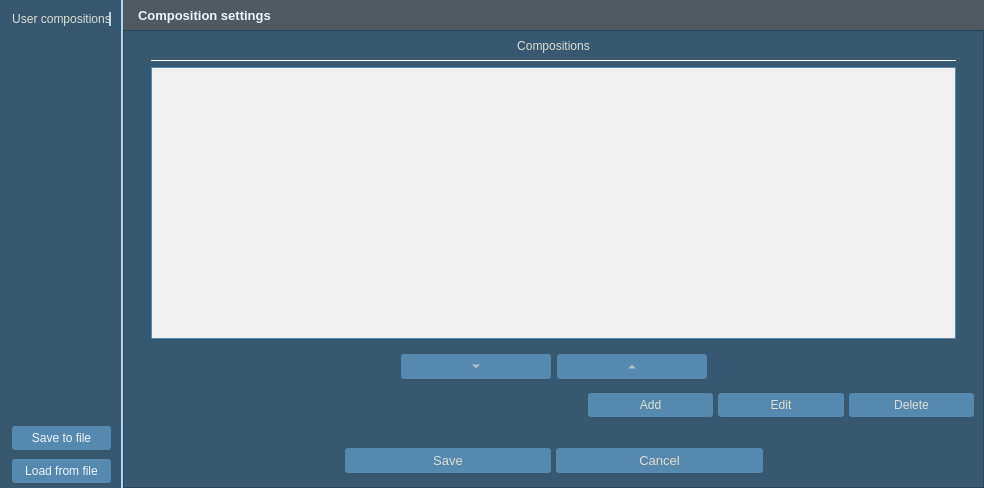
Old version of the form Kompozycje/dodaj_kompozycje.ui in the repository GIAPspzoo/GIAP_PolaMap_lite.
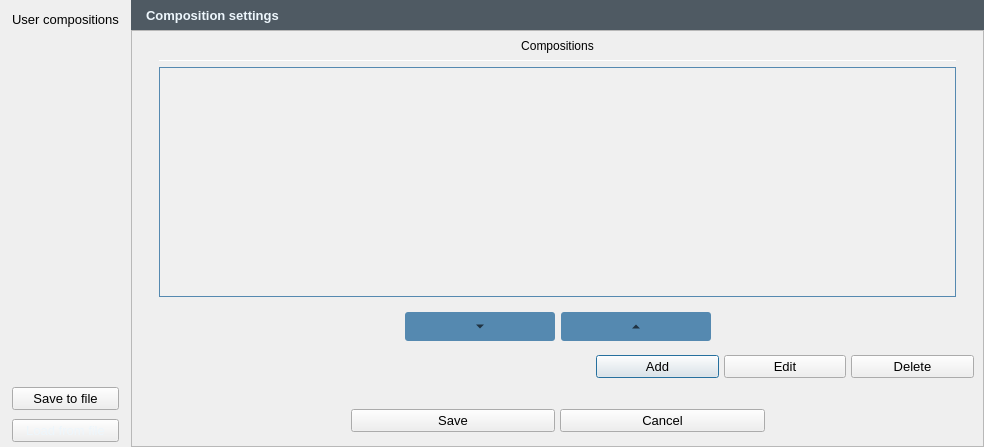
New version of the form. Icons and pictures are not drawn.

Patch:
```diff
--- a/Kompozycje/dodaj_kompozycje.ui
+++ b/Kompozycje/dodaj_kompozycje.ui
@@ -13,7 +13,7 @@
     <x>0</x>
     <y>0</y>
     <width>984</width>
-    <height>488</height>
+    <height>447</height>
    </rect>
   </property>
   <property name="sizePolicy">
@@ -39,405 +39,7 @@
     <normaloff>:/plugins/GIAP-giap_layout/icons/giap_logo.png</normaloff>:/plugins/GIAP-giap_layout/icons/giap_logo.png</iconset>
   </property>
   <property name="styleSheet">
-   <string notr="true">* {
-background-color: #365871;
-color:#E0DECF;
-font: 10pt &quot;Segoe UI&quot;;
-}
-QLabel{
-font: 10pt &quot;Segoe UI&quot;;
-color:#E0DECF;
-height: 35px;
-}
-QCheckBox::indicator {
-  width: 13px;
-    height: 13px;
-border: 0px solid #E0DECF;
-}
-QCheckBox::indicator:checked {
- image: url(:/plugins/GIAP-PolaMap/icons/checked.png);
-  width: 13px;
-    height: 13px;
-}
-QCheckBox::indicator:unchecked {
- image: url(:/plugins/GIAP-PolaMap/icons/unchecked.png);
-  width: 13px;
-    height: 13px;
-}
-
-QScrollBar:horizontal {
-    height: 15px;
-}
-QScrollBar::handle:horizontal {
-    background: #5589B0;
-    border-radius: 5px;
-    width: 10px;
-    margin: 2px 0 2px 0;
-}
-QScrollBar::add-line:horizontal, QScrollBar::sub-line:horizontal  {
-    border: 1px solid transparent;
-    background: transparent;
-    width: 12px;
-}
- QScrollBar:vertical {
-     width: 15px;
- }
- QScrollBar::handle:vertical {
-     background: #5589B0;
-     height: 10px;
-     border-radius: 5px;
-         margin: 0px 2px 0px 2px;
- }
- QScrollBar::add-line:vertical{
-    border: 1px solid transparent;
-     background: transparent;
-     height: 12px;
- }
-
- QScrollBar::sub-line:vertical {
-      border: 1px solid transparent;
-     background: transparent;
-     height: 12px;
- }
-
-QAbstractScrollArea::corner {
- border: 1px solid transparent;
-width: 0px; 
-height: 0px;
-}
-
-QPushButton {
-padding: 5px;
-}
-
-QLineEdit, QTextEdit{
-border: 1px solid;
-border-radius:3px;
-border-color: #263c4e;
-background-color: #263c4e;
-}
-
-QLineEdit:focus{
-border: solid;
-border-style: solid;
-border-width: 1px;
-border-color: #E0DECF;
-}
-
-QPushButton {
-border: none;
-border-width: 1px;
-border-radius:3px;
-background-color: #5589B0;
-}
-QPushButton:checked {
-background-color: #5589B0;
-border: solid;
-border-width: 1px;
-border-color: #5589B0;
-}
-
-QPushButton:pressed {
-background-color: #5589B0;
-border: solid;
-border-width: 1px;
-border-color:#5589B0;
-}
-QPushButton:hover {
-background-color: #5589B0;
-border-radius: 3px;
-border: solid;
-border-style: solid;
-border-width: 1px;
-border-color: #E0DECF;
-}
-
-QToolButton {
-border: none;
-border-width: 1px;
-border-radius:3px;
-background-color: #5589B0;
-}
-
-QToolButton:checked {
-background-color: #5589B0;
-border: solid;
-border-width: 1px;
-border-color: #5589B0;
-}
-QToolButton:hover {
-background-color: #5589B0;
-border-radius: 3px;
-border: solid;
-border-style: solid;
-border-width: 1px;
-border-color: #E0DECF;
-}
-
-
-QToolButton:pressed {
-background-color: #5589B0;
-border: solid;
-border-width: 1px;
-border-color:#5589B0;
-}
-
-QToolButton::menu, QToolButton::menu-button {
-background-color: #263C4E;
-border: solid;
-border-width: 1px;
-border-color: #5589B0;
-}
-
-QMenu::item:selected {
-background-color:  #5589B0;
-}
-
-
-QComboBox:editable {
-border: 0px solid #5589B0;
-border-radius: 3px;
-background-color: #263c4e;
-padding: 0px 0px 0px 3px;
-}
-
-QComboBox:editable:focus{
-border: solid;
-border-style: solid;
-border-width: 1px;
-border-color: #E0DECF;
-}
-
-QComboBox:!editable {
-border: 0px solid #5589B0;
-border-radius: 3px;
-background-color: #263c4e;
-padding:0px 3px 0px 3px;
-}
-
-QComboBox:!editable:on {
-background-color: #263c4e;
-border: solid;
-border-width: 1px;
-border-color: #365871;
-padding:0px 5px 0px 3px;
-}
-
-QComboBox::drop-down {
-border-left: solid;
-border-width: 0px;
-background-color: #263c4e;
-border-radius: 3px;
-}
-QComboBox::drop-down:editable:on {
-background-color:#263c4e;
-border: solid;
-border-width: 1px;
-border-color: #263c4e;
-}
-
-QComboBox::drop-down:!editable:on {
-background-color: #263c4e;
-}
-
-QComboBox::down-arrow {
-        image:  url(:/plugins/GIAP-PolaMap/icons/branch-open.png);
-    width: 18px;
-    height: 28px;
-}
-
-QComboBox::down-arrow:hover, QComboBox::down-arrow:pressed{
-border: solid;
-border-width: 0px;
-border-color: #E0DECF;
-border-radius: 3px;
-margin:0px 3px 0px -1px;
-}
-
-QToolTip {
-color:white;
-	font: 9pt &quot;Segoe UI&quot;;
-font-weight: normal;
-border-style: double;
-border: 0.1rem;
-border-radius: 0.3rem;
-background-color:#4F5A63;
-}
-
-Line {
-color: qlineargradient(spread:pad, x1:0, y1:1, x2:0, y2:0, stop:0 rgba(65, 97, 124, 255), stop:1 rgba(90, 135, 172, 255));
-}
-
-QTabBar::tab {
-border-top-left-radius: 3px;
-border-top-right-radius: 3px;
-padding:1px 0px 1px 0px;
-margin-top: 2px;
-color: #E0DECF;
-font-weight: 550;
-}
-
-QTabBar::tab:selected {
-border: 0rem solid;
-border-color:#5589B0;
-margin-bottom: 2px;
-border-bottom: 2px solid #E0DECF;
-font-weight: 650;
-color: #E0DECF;
-}
-QTabBar::tab:hover {
-border: 0rem solid;
-background: transparent;
-margin-bottom: 2px;
-border-bottom: 2px solid #E0DECF;
-font-weight: 650;
-}
-
-QTabBar::tab:!selected {
-border: 0rem solid;
-background: transparent;
-margin-bottom: 2px;
-border-bottom: 2px solid transparent;
-font-weight: 550;
-color: #B3B2A6;
-}
-QTabBar::tab:!selected:hover {
-border: 0rem solid;
-background: transparent;
-margin-bottom: 2px;
-border-bottom: 2px solid #E0DECF;
-font-weight: 550;
-color: #B3B2A6;
-}
-
-QTabBar::tab:last:!selected {
-margin-right: 1px;
-}
-
-QTabWidget::pane {
-border-top:1px solid #B3B2A6;
-border-bottom: 0px solid #B3B2A6;
-}
-
-QTabWidget::tab-bar {
-left: 5px;
-right: 5px;
-}
-
-QTreeView {
-    border: 0rem solid;
-    border-color: #5589B0;
-    margin: 0.2rem;
-   show-decoration-selected: 1;
-}
-
-QTreeView::item,
-QTreeView::branch {
-    color: black;
-     padding:2px;
-}
-
-QTreeView:branch:hover,
-QTreeView:item:hover
-{
-    background-color: #5589B0;
-    color: white;
-}
-
-QTreeView:branch:selected,
-QTreeView:item:selected
-{
-    background-color: #5589B0;
-    color: white;
-}
-
-QTreeView::branch:has-children:!has-siblings:closed,
-QTreeView::branch:closed:has-children:has-siblings {
-        border-image: none;
-        image: url(:/plugins/GIAP-PolaMap/icons/branch-closed.png);
-}
-
-QTreeView::branch:open:has-children:!has-siblings,
-QTreeView::branch:open:has-children:has-siblings  {
-        border-image: none;
-        image:  url(:/plugins/GIAP-PolaMap/icons/branch-open.png);
-}
-
-QProgressBar {
-    border: 0.2rem solid #365871;
-    background-color: #365871;
-    border-radius: 0.3rem;
-    text-align: center;
-    color: white;
-}
-
-QProgressBar::chunk {
-    background-color: #5589B0;
-}
-QSpinBox, QDoubleSpinBox,
-QSpinBox:editable,
-QSpinBox:hover,
-QSpinBox:pressed,
-QDoubleSpinBox:editable,
-QDoubleSpinBox:hover,
-QDoubleSpinBox:pressed {
-    border: 0.1rem solid;
-    border-radius: 0.3rem;
-    border-color: #263c4e;
-background-color: #263c4e;
-}
-QSpinBox:focus, QDoubleSpinBox:focus {
-border-style: solid;
-border-width: 0rem;
-border-color: #E0DECF;
-}
-QSpinBox:disabled, QDoubleSpinBox:disabled {
-  border: none;
-  border-bottom: 0.1rem solid #263c4e;
-  border-radius: 0;
-  background: #263c4e;
-  color: #000000;
-}
-QSpinBox::up-button, QDoubleSpinBox::up-button{
-  subcontrol-origin: border;
-  subcontrol-position: top right;
-  border: 0rem solid white;
-  border-radius: 3;
-  background: #263c4e;
-}
-QSpinBox::down-button, QDoubleSpinBox::down-button {
-  subcontrol-origin: border;
-  subcontrol-position: bottom right;
-  border: 0rem solid white;
-  border-radius: 3;
-  background: #263c4e;
-}
-QSpinBox::down-button:hover, QDoubleSpinBox::down-button:hover, QSpinBox::up-button:hover, QDoubleSpinBox::up-button:hover {
-border: solid;
-border-width: 0.1rem;
-border-color: #E0DECF;
-}
-QSpinBox::up-arrow,QDoubleSpinBox::up-arrow {
-  image: url(:/plugins/GIAP-PolaMap/icons/spinup.png);
-    width: 18px;
-    height: 18px;
-}
-QSpinBox::up-arrow:disabled,
-QSpinBox::up-arrow:off {
-  image: none;
-}
-QSpinBox::down-arrow, QDoubleSpinBox::down-arrow {
-  image: url(:/plugins/GIAP-PolaMap/icons/spindown.png);
-    width: 18px;
-    height: 18px;
-}
-QSpinBox::down-arrow:disabled,
-QSpinBox::down-arrow:off,
- QDoubleSpinBox::down-arrow:disabled,
-QDoubleSpinBox::down-arrow:off{
-  image: none;
-}
-</string>
+   <string notr="true"/>
   </property>
   <property name="locale">
    <locale language="English" country="UnitedKingdom"/>
@@ -809,7 +411,32 @@
                      </size>
                     </property>
                     <property name="styleSheet">
-                     <string notr="true"/>
+                     <string notr="true">QToolButton {
+padding: 5px;
+border: none;
+border-width: 1px;
+border-radius: 3px;
+background-color: #5589B0;
+}
+QToolButton:checked {
+background-color: #5589B0;
+border: solid;
+border-width: 1px;
+border-color: #5589B0;
+}
+
+QToolButton:disabled  {
+background-color: #465A68;
+color: #7E7F81;
+}
+
+QToolButton:hover {
+background-color: #5589B0;
+border-radius: 3px;
+border: solid;
+border-width: 1px;
+border-color: #E0DECF;
+}</string>
                     </property>
                     <property name="text">
                      <string>...</string>
@@ -831,7 +458,32 @@
                      <bool>false</bool>
                     </property>
                     <property name="styleSheet">
-                     <string notr="true"/>
+                     <string notr="true">QToolButton {
+padding: 5px;
+border: none;
+border-width: 1px;
+border-radius: 3px;
+background-color: #5589B0;
+}
+QToolButton:checked {
+background-color: #5589B0;
+border: solid;
+border-width: 1px;
+border-color: #5589B0;
+}
+
+QToolButton:disabled  {
+background-color: #465A68;
+color: #7E7F81;
+}
+
+QToolButton:hover {
+background-color: #5589B0;
+border-radius: 3px;
+border: solid;
+border-width: 1px;
+border-color: #E0DECF;
+}</string>
                     </property>
                     <property name="text">
                      <string>...</string>
@@ -992,16 +644,7 @@
       </font>
      </property>
      <property name="styleSheet">
-      <string notr="true">
-* {
-	color: #EDF6FC;
-}
-
-QFrame {
-	border-right: 2px solid #b7d3e8;
-}
-
-</string>
+      <string notr="true"/>
      </property>
      <layout class="QVBoxLayout" name="verticalLayout">
       <property name="spacing">
@@ -1022,11 +665,7 @@
       <item>
        <widget class="QLabel" name="pushButton_side">
         <property name="styleSheet">
-         <string notr="true">QLabel{
-font: 10pt &quot;Segoe UI&quot;;
-color:#E0DECF;
-height: 35px;
-}</string>
+         <string notr="true"/>
         </property>
         <property name="text">
          <string>User compositions</string>
```
